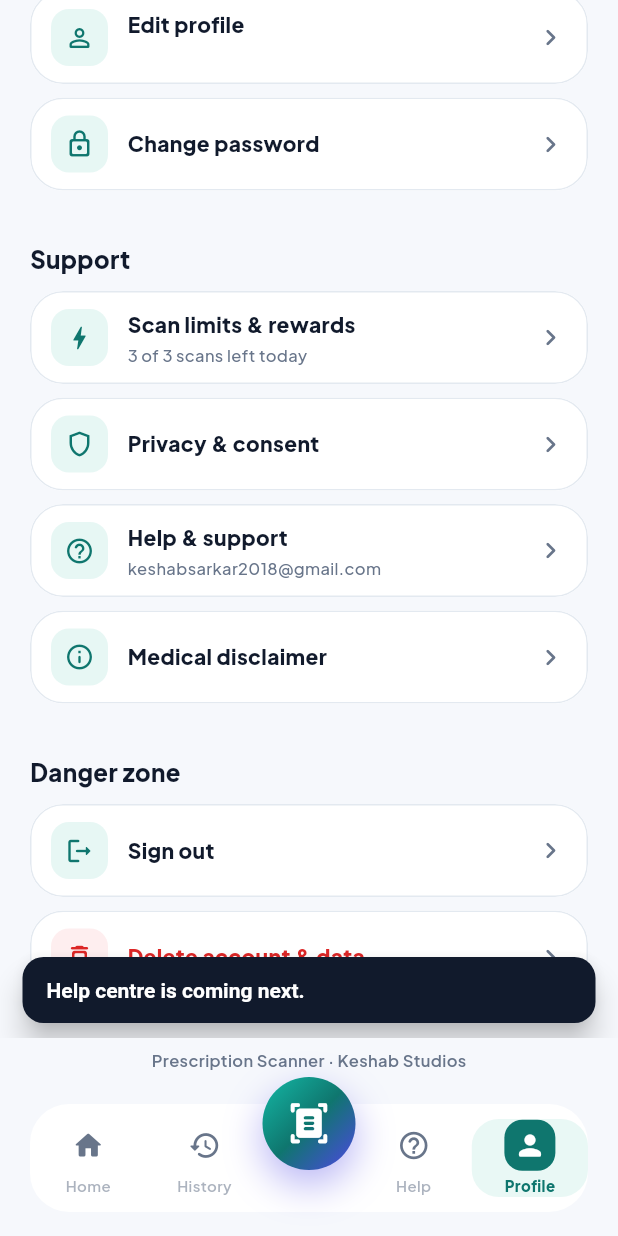
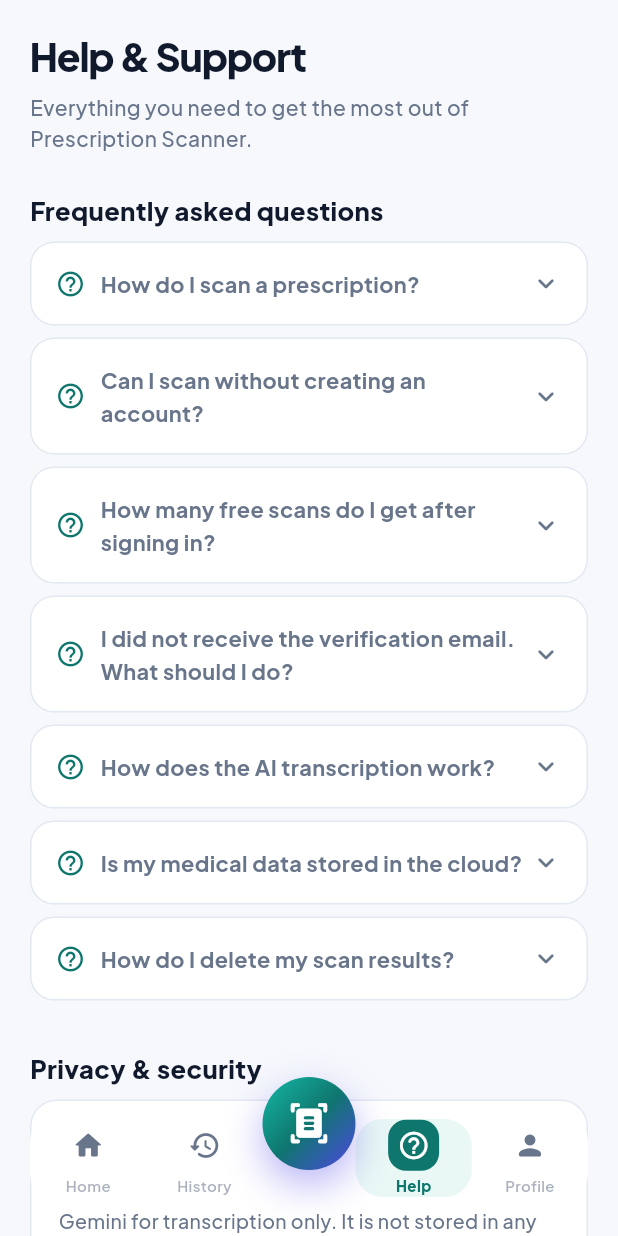
Before and after one commit to Keshab1997/prescription-scanner, a Flutter app: the ProfileScreen screen opened by its route, scrolled down 276 dp, after a tap on "Help", on a phone screen of 412 x 824 dp. Run offline on Flutter 3.47's test engine with Material 3 defaults, Android fonts, the phone set to English and light mode, and no system bars; our stand-ins replace cloud_firestore, firebase_auth, firebase_core, flutter_image_compress, flutter_riverpod, go_router and 3 more; missing offline and left inert: admin_api_key_manager; accounts and stored records are empty.

Commit message:
feat: complete Help screen with FAQ, privacy, contact & about
- 7 FAQ items (expandable cards) covering common questions
- Privacy & security section in plain language
- Contact support and Report a problem cards (copy email to clipboard)
- About section with app ID, version, AI, developer
- /help route added (guests can access too)
- Help nav tab navigates to the new screen

```diff
--- a/apps/mobile/lib/router.dart
+++ b/apps/mobile/lib/router.dart
@@ -33,6 +33,7 @@ final appRouterProvider = Provider<GoRouter>((ref) {
       const guestAllowedPaths = {
         '/home',
         '/history',
+        '/help',
         '/upload',
         '/processing',
         '/result',
@@ -78,6 +79,7 @@ final appRouterProvider = Provider<GoRouter>((ref) {
         routes: [
           GoRoute(path: '/home', builder: (_, _) => const HomeScreen()),
           GoRoute(path: '/history', builder: (_, _) => const HistoryScreen()),
+          GoRoute(path: '/help', builder: (_, _) => const HelpScreen()),
           GoRoute(path: '/profile', builder: (_, _) => const ProfileScreen()),
         ],
       ),
--- a/apps/mobile/lib/screens.dart
+++ b/apps/mobile/lib/screens.dart
@@ -1,5 +1,6 @@
 export 'screens/account_screens.dart';
 export 'screens/auth_screens.dart';
+export 'screens/help_screen.dart';
 export 'screens/history_screen.dart';
 export 'screens/home_screen.dart';
 export 'screens/login_home_screens.dart';
--- /dev/null
+++ b/apps/mobile/lib/screens/help_screen.dart
@@ -0,0 +1,445 @@
+import 'package:flutter/material.dart';
+import 'package:flutter/services.dart';
+import 'package:flutter_riverpod/flutter_riverpod.dart';
+import 'package:prescription_scanner/theme.dart';
+import 'package:prescription_scanner/widgets/ui_animations.dart';
+
+class HelpScreen extends ConsumerStatefulWidget {
+  const HelpScreen({super.key});
+
+  @override
+  ConsumerState<HelpScreen> createState() => _HelpScreenState();
+}
+
+class _HelpScreenState extends ConsumerState<HelpScreen> {
+  @override
+  Widget build(BuildContext context) {
+    final appVersion = '1.0.0'; // from pubspec — kept simple
+    return Scaffold(
+      body: SafeArea(
+        bottom: false,
+        child: ListView(
+          padding: const EdgeInsets.fromLTRB(20, 20, 20, 120),
+          children: [
+            Entrance(
+              child: Text(
+                'Help & Support',
+                style: Theme.of(context).textTheme.headlineSmall,
+              ),
+            ),
+            const SizedBox(height: 6),
+            Entrance(
+              delay: const Duration(milliseconds: 80),
+              child: const Text(
+                'Everything you need to get the most out of Prescription Scanner.',
+                style: TextStyle(color: AppColors.muted, fontSize: 14),
+              ),
+            ),
+            const SizedBox(height: 24),
+            Entrance(
+              delay: const Duration(milliseconds: 120),
+              child: const _SectionHeader(title: 'Frequently asked questions'),
+            ),
+            const SizedBox(height: 8),
+            ..._faqItems.map(
+              (item) => Entrance(
+                delay: const Duration(milliseconds: 160 + _faqItems.indexOf(item) * 40),
+                child: Padding(
+                  padding: const EdgeInsets.only(bottom: 8),
+                  child: _FaqCard(question: item.question, answer: item.answer),
+                ),
+              ),
+            ),
+            const SizedBox(height: 24),
+            Entrance(
+              delay: const Duration(milliseconds: 400),
+              child: const _SectionHeader(title: 'Privacy & security'),
+            ),
+            const SizedBox(height: 8),
+            Entrance(
+              delay: const Duration(milliseconds: 440),
+              child: _InfoCard(
+                icon: Icons.shield_outlined,
+                children: const [
+                  Text(
+                    'Your prescription image is sent directly to Google Gemini for '
+                    'transcription only. It is not stored in any cloud database — the '
+                    'prepared local copy is deleted after processing, and only the '
+                    'structured result stays on your device in a private, account-scoped '
+                    'store.',
+                    style: TextStyle(color: AppColors.muted, fontSize: 13, height: 1.5),
+                  ),
+                  SizedBox(height: 10),
+                  Text(
+                    'Anonymous guest scans use the same privacy model: results are '
+                    'stored locally and never uploaded to the cloud.',
+                    style: TextStyle(color: AppColors.muted, fontSize: 13, height: 1.5),
+                  ),
+                ],
+              ),
+            ),
+            const SizedBox(height: 24),
+            Entrance(
+              delay: const Duration(milliseconds: 480),
+              child: const _SectionHeader(title: 'Contact & feedback'),
+            ),
+            const SizedBox(height: 8),
+            Entrance(
+              delay: const Duration(milliseconds: 520),
+              child: _ContactCard(
+                icon: Icons.mail_outline_rounded,
+                title: 'Send us an email',
+                subtitle: 'We usually respond within 1–2 business days.',
+                buttonText: 'Contact support',
+                onTap: () => _launchEmail(context, subject: 'Prescription Scanner support'),
+              ),
+            ),
+            const SizedBox(height: 12),
+            Entrance(
+              delay: const Duration(milliseconds: 560),
+              child: _ContactCard(
+                icon: Icons.bug_report_outlined,
+                title: 'Report a problem',
+                subtitle: 'Let us know what went wrong so we can improve the app.',
+                buttonText: 'Report issue',
+                onTap: () => _launchEmail(
+                  context,
+                  subject: 'Prescription Scanner bug report',
+                ),
+              ),
+            ),
+            const SizedBox(height: 24),
+            Entrance(
+              delay: const Duration(milliseconds: 600),
+              child: const _SectionHeader(title: 'About'),
+            ),
+            const SizedBox(height: 8),
+            Entrance(
+              delay: const Duration(milliseconds: 640),
+              child: _InfoCard(
+                icon: Icons.info_outline_rounded,
+                children: [
+                  _AboutRow(label: 'App', value: 'Prescription Scanner'),
+                  const Divider(height: 20),
+                  _AboutRow(label: 'App ID', value: 'com.keshabstudios.prescriptionscanner'),
+                  const Divider(height: 20),
+                  _AboutRow(label: 'Version', value: appVersion),
+                  const Divider(height: 20),
+                  const _AboutRow(label: 'AI', value: 'Google Gemini (direct vision)'),
+                  const Divider(height: 20),
+                  _AboutRow(label: 'Developer', value: 'Keshab Studios'),
+                ],
+              ),
+            ),
+            const SizedBox(height: 30),
+          ],
+        ),
+      ),
+    );
+  }
+
+  void _launchEmail(BuildContext context, {required String subject}) {
+    final email = 'keshabsarkar2018@gmail.com';
+    Clipboard.setData(ClipboardData(text: email));
+    ScaffoldMessenger.of(context).showSnackBar(
+      SnackBar(
+        content: Text('Email address copied: $email'),
+        action: SnackBarAction(label: 'OK', onPressed: () {}),
+      ),
+    );
+  }
+}
+
+// ─── Data ─────────────────────────────────────────────────────────
+
+final _faqItems = <_FaqItemData>[
+  _FaqItemData(
+    question: 'How do I scan a prescription?',
+    answer: 'Tap the large scan button in the centre of the home screen. You can take a photo with your camera or pick an image from your gallery. The app automatically compresses and validates the image, then sends it to Google Gemini for AI-powered transcription. The result appears in seconds.',
+  ),
+  _FaqItemData(
+    question: 'Can I scan without creating an account?',
+    answer: 'Yes! You can try the app with 1 free scan per day right away — no sign-up needed. Just tap "Try a free scan without signing in" on the login screen or use the scan button on home as a guest.',
+  ),
+  _FaqItemData(
+    question: 'How many free scans do I get after signing in?',
+    answer: 'After signing in (and verifying your email), you receive 3 free scans per day. If you first used the guest scan earlier that day, you still have 2 more remaining — so a guest scan + login unlock the full daily allowance.',
+  ),
+  _FaqItemData(
+    question: 'I did not receive the verification email. What should I do?',
+    answer: 'First, check your Spam or Junk folder — many email filters accidentally redirect verification messages there. If you find it there, mark it as "Not spam" to ensure future messages reach your inbox. If it is still missing, go to Profile → Verify email to request a new link.',
+  ),
+  _FaqItemData(
+    question: 'How does the AI transcription work?',
+    answer: 'The app sends the prescription image directly to Google Gemini (the gemini-2.5-flash model). Gemini returns a structured JSON list of medicines with details like dosage, frequency and duration. The app repairs and displays this result. Your image is never stored on any cloud server — it is processed and then the local copy is deleted.',
+  ),
+  _FaqItemData(
+    question: 'Is my medical data stored in the cloud?',
+    answer: 'No. The prescription image itself is sent to Google Gemini for transcription but is not saved by the app or Gemini beyond the moment of processing. The structured transcription result stays on your device in an encrypted Hive store, scoped to your account (or guest namespace). Only anonymous usage counters (how many scans you used today) are synced to Firestore so the app can enforce daily limits.',
+  ),
+  _FaqItemData(
+    question: 'How do I delete my scan results?',
+    answer: 'Open the History tab, find the prescription you want to remove, and tap the delete icon. You can also request full account deletion from Profile → Delete account, which removes your auth account and all local data. Guest scans can be cleared by deleting the app data or uninstalling.',
+  ),
+];
+
+// ─── Widgets ──────────────────────────────────────────────────────
+
+class _SectionHeader extends StatelessWidget {
+  const _SectionHeader({required this.title});
+  final String title;
+  @override
+  Widget build(BuildContext context) {
+    return Text(
+      title,
+      style: const TextStyle(
+        fontWeight: FontWeight.w800,
+        fontSize: 17,
+        color: AppColors.ink,
+      ),
+    );
+  }
+}
+
+class _FaqItemData {
+  const _FaqItemData({required this.question, required this.answer});
+  final String question;
+  final String answer;
+}
+
+class _FaqCard extends StatefulWidget {
+  const _FaqCard({required this.question, required this.answer});
+  final String question;
+  final String answer;
+  @override
+  State<_FaqCard> createState() => _FaqCardState();
+}
+
+class _FaqCardState extends State<_FaqCard>
+    with SingleTickerProviderStateMixin {
+  bool _expanded = false;
+  late final AnimationController _controller;
+  late final Animation<double> _expandAnimation;
+
+  @override
+  void initState() {
+    super.initState();
+    _controller = AnimationController(
+      vsync: this,
+      duration: const Duration(milliseconds: 260),
+    );
+    _expandAnimation = CurvedAnimation(
+      parent: _controller,
+      curve: Curves.easeOutCubic,
+      reverseCurve: Curves.easeInCubic,
+    );
+  }
+
+  @override
+  void dispose() {
+    _controller.dispose();
+    super.dispose();
+  }
+
+  void _toggle() {
+    setState(() => _expanded = !_expanded);
+    if (_expanded) {
+      _controller.forward();
+    } else {
+      _controller.reverse();
+    }
+  }
+
+  @override
+  Widget build(BuildContext context) {
+    return Container(
+      decoration: BoxDecoration(
+        color: Colors.white,
+        borderRadius: BorderRadius.circular(16),
+        border: Border.all(color: AppColors.line),
+      ),
+      child: ClipRRect(
+        borderRadius: BorderRadius.circular(16),
+        child: Material(
+          color: Colors.transparent,
+          child: InkWell(
+            onTap: _toggle,
+            child: Padding(
+              padding: const EdgeInsets.all(16),
+              child: Column(
+                crossAxisAlignment: CrossAxisAlignment.start,
+                children: [
+                  Row(
+                    children: [
+                      const Icon(Icons.help_outline, size: 20, color: AppColors.teal),
+                      const SizedBox(width: 10),
+                      Expanded(
+                        child: Text(
+                          widget.question,
+                          style: const TextStyle(
+                            fontWeight: FontWeight.w700,
+                            fontSize: 14.5,
+                          ),
+                        ),
+                      ),
+                      RotationTransition(
+                        turns: _expandAnimation,
+                        child: const Icon(
+                          Icons.keyboard_arrow_down_rounded,
+                          size: 22,
+                          color: AppColors.muted,
+                        ),
+                      ),
+                    ],
+                  ),
+                  SizeTransition(
+                    sizeFactor: _expandAnimation,
+                    axisAlignment: -1,
+                    child: Padding(
+                      padding: const EdgeInsets.only(top: 12, left: 30),
+                      child: Text(
+                        widget.answer,
+                        style: const TextStyle(
+                          color: AppColors.muted,
+                          fontSize: 13.5,
+                          height: 1.5,
+                        ),
+                      ),
+                    ),
+                  ),
+                ],
+              ),
+            ),
+          ),
+        ),
+      ),
+    );
+  }
+}
+
+class _InfoCard extends StatelessWidget {
+  const _InfoCard({this.icon, required this.children});
+  final IconData? icon;
+  final List<Widget> children;
+
+  @override
+  Widget build(BuildContext context) {
+    return Container(
+      padding: const EdgeInsets.all(18),
+      decoration: BoxDecoration(
+        color: Colors.white,
+        borderRadius: BorderRadius.circular(18),
+        border: Border.all(color: AppColors.line),
+      ),
+      child: Column(
+        crossAxisAlignment: CrossAxisAlignment.start,
+        children: [
+          if (icon != null) ...[
+            Icon(icon, size: 22, color: AppColors.teal),
+            const SizedBox(height: 10),
+          ],
+          ...children,
+        ],
+      ),
+    );
+  }
+}
+
+class _ContactCard extends StatelessWidget {
+  const _ContactCard({
+    required this.icon,
+    required this.title,
+    required this.subtitle,
+    required this.buttonText,
+    required this.onTap,
+  });
+
+  final IconData icon;
+  final String title;
+  final String subtitle;
+  final String buttonText;
+  final VoidCallback onTap;
+
+  @override
+  Widget build(BuildContext context) {
+    return Container(
+      padding: const EdgeInsets.fromLTRB(18, 18, 18, 14),
+      decoration: BoxDecoration(
+        color: Colors.white,
+        borderRadius: BorderRadius.circular(18),
+        border: Border.all(color: AppColors.line),
+      ),
+      child: Row(
+        children: [
+          Container(
+            padding: const EdgeInsets.all(10),
+            decoration: BoxDecoration(
+              color: AppColors.tealSoft,
+              borderRadius: BorderRadius.circular(14),
+            ),
+            child: Icon(icon, size: 22, color: AppColors.teal),
+          ),
+          const SizedBox(width: 14),
+          Expanded(
+            child: Column(
+              crossAxisAlignment: CrossAxisAlignment.start,
+              children: [
+                Text(
+                  title,
+                  style: const TextStyle(fontWeight: FontWeight.w700, fontSize: 15),
+                ),
+                const SizedBox(height: 2),
+                Text(
+                  subtitle,
+                  style: const TextStyle(color: AppColors.muted, fontSize: 12.5),
+                ),
+              ],
+            ),
+          ),
+          const SizedBox(width: 8),
+          FilledButton(
+            onPressed: onTap,
+            style: FilledButton.styleFrom(
+              backgroundColor: AppColors.teal,
+              padding: const EdgeInsets.symmetric(horizontal: 14),
+              visualDensity: VisualDensity.compact,
+            ),
+            child: Text(buttonText, style: const TextStyle(fontSize: 13)),
+          ),
+        ],
+      ),
+    );
+  }
+}
+
+class _AboutRow extends StatelessWidget {
+  const _AboutRow({required this.label, required this.value});
+  final String label;
+  final String value;
+
+  @override
+  Widget build(BuildContext context) {
+    return Row(
+      crossAxisAlignment: CrossAxisAlignment.start,
+      children: [
+        SizedBox(
+          width: 80,
+          child: Text(
+            label,
+            style: const TextStyle(
+              color: AppColors.muted,
+              fontSize: 13,
+              fontWeight: FontWeight.w600,
+            ),
+          ),
+        ),
+        Expanded(
+          child: Text(
+            value,
+            style: const TextStyle(fontSize: 13.5, fontWeight: FontWeight.w500),
+          ),
+        ),
+      ],
+    );
+  }
+}
--- a/apps/mobile/lib/widgets/app_shell.dart
+++ b/apps/mobile/lib/widgets/app_shell.dart
@@ -145,10 +145,8 @@ class _FloatingNavBar extends StatelessWidget {
               _NavItem(
                 label: 'Help',
                 icon: Icons.help_outline_rounded,
-                selected: false,
-                onTap: () => ScaffoldMessenger.of(context).showSnackBar(
-                  const SnackBar(content: Text('Help centre is coming next.')),
-                ),
+                selected: _is('/help'),
+                onTap: () => onChanged('/help'),
               ),
               _NavItem(
                 label: 'Profile',
```
